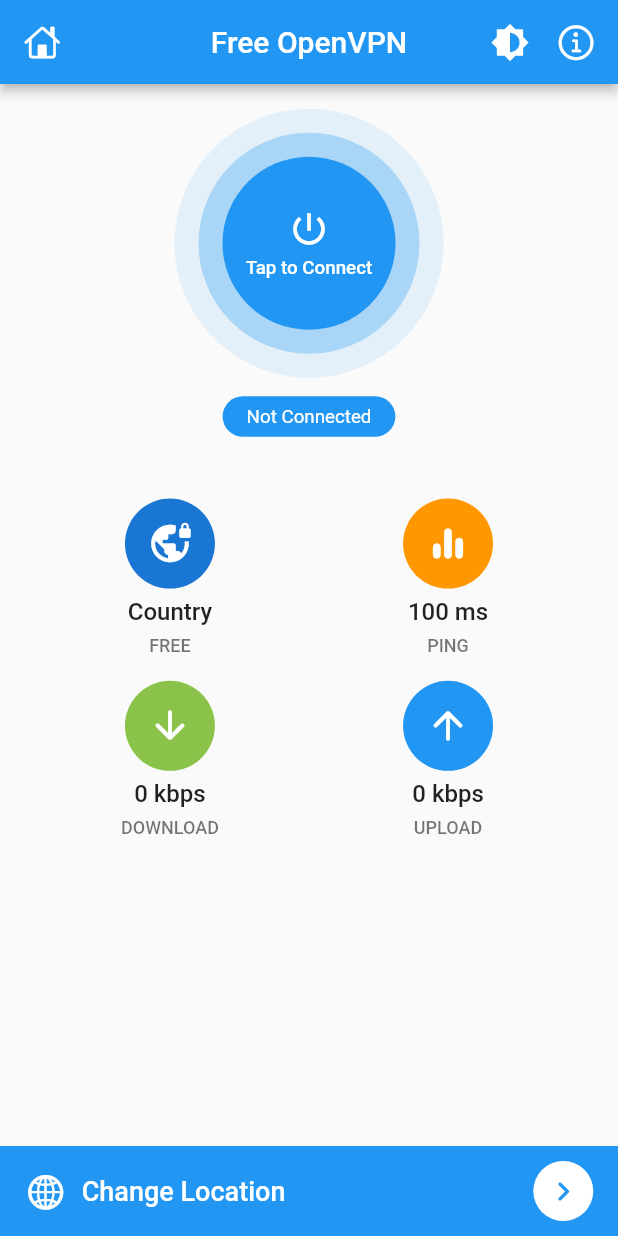
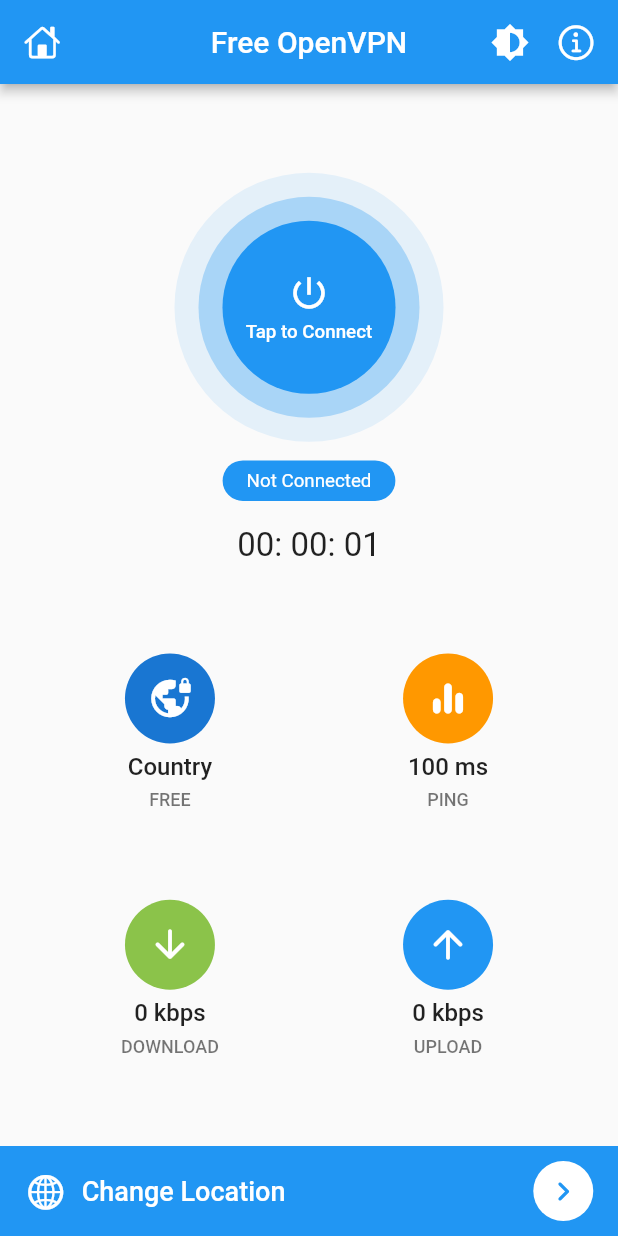
Before and after one commit to HarshAndroid/FreeVPN-App-Flutter, a Flutter app: the screen it shows after launch, after a tap on "Tap to Connect", on a phone screen of 412 x 824 dp. Run offline on Flutter 3.47's test engine with Material 2 defaults, Android fonts, the phone set to English and light mode, and no system bars; our stand-ins replace get; statements that could not run were skipped.

Commit message:
10. CountDown Timer.

```diff
--- a/lib/screens/home_screen.dart
+++ b/lib/screens/home_screen.dart
@@ -1,15 +1,14 @@
-import 'dart:developer';
-
 import 'package:flutter/cupertino.dart';
 import 'package:flutter/material.dart';
 import 'package:flutter/scheduler.dart';
 
 import 'package:flutter/services.dart' show rootBundle;
+import 'package:get/get.dart';
 
 import '../main.dart';
 import '../models/vpn_config.dart';
-import '../models/vpn_status.dart';
 import '../services/vpn_engine.dart';
+import '../widgets/count_down_timer.dart';
 import '../widgets/home_card.dart';
 
 class HomeScreen extends StatefulWidget {
@@ -21,6 +20,8 @@ class _HomeScreenState extends State<HomeScreen> {
   String _vpnState = VpnEngine.vpnDisconnected;
   List<VpnConfig> _listVpn = [];
   VpnConfig? _selectedVpn;
+
+  final RxBool _startTimer = false.obs;
 
   @override
   void initState() {
@@ -79,10 +80,7 @@ class _HomeScreenState extends State<HomeScreen> {
       bottomNavigationBar: _changeLocation(),
 
       //body
-      body: Column(mainAxisSize: MainAxisSize.min, children: [
-        //for adding some space
-        SizedBox(height: mq.height * .02, width: double.maxFinite),
-
+      body: Column(mainAxisAlignment: MainAxisAlignment.spaceEvenly, children: [
         //vpn button
         _vpnButton(),
 
@@ -110,8 +108,6 @@ class _HomeScreenState extends State<HomeScreen> {
                 )),
           ],
         ),
-
-        SizedBox(height: mq.height * .02),
 
         Row(
           mainAxisAlignment: MainAxisAlignment.center,
@@ -163,7 +159,9 @@ class _HomeScreenState extends State<HomeScreen> {
           Semantics(
             button: true,
             child: InkWell(
-              onTap: () {},
+              onTap: () {
+                _startTimer.value = !_startTimer.value;
+              },
               borderRadius: BorderRadius.circular(100),
               child: Container(
                 padding: EdgeInsets.all(16),
@@ -210,7 +208,7 @@ class _HomeScreenState extends State<HomeScreen> {
           //connection status label
           Container(
             margin:
-                EdgeInsets.only(top: mq.height * .015, bottom: mq.height * .05),
+                EdgeInsets.only(top: mq.height * .015, bottom: mq.height * .02),
             padding: EdgeInsets.symmetric(vertical: 6, horizontal: 16),
             decoration: BoxDecoration(
                 color: Colors.blue, borderRadius: BorderRadius.circular(15)),
@@ -218,7 +216,10 @@ class _HomeScreenState extends State<HomeScreen> {
               'Not Connected',
               style: TextStyle(fontSize: 12.5, color: Colors.white),
             ),
-          )
+          ),
+
+          //count down timer
+          Obx(() => CountDownTimer(startTimer: _startTimer.value)),
         ],
       );
 
--- /dev/null
+++ b/lib/widgets/count_down_timer.dart
@@ -0,0 +1,46 @@
+import 'dart:async';
+
+import 'package:flutter/material.dart';
+
+class CountDownTimer extends StatefulWidget {
+  final bool startTimer;
+
+  const CountDownTimer({super.key, required this.startTimer});
+
+  @override
+  State<CountDownTimer> createState() => _CountDownTimerState();
+}
+
+class _CountDownTimerState extends State<CountDownTimer> {
+  Duration _duration = Duration();
+  Timer? _timer;
+
+  _startTimer() {
+    _timer = Timer.periodic(Duration(seconds: 1), (timer) {
+      setState(() {
+        _duration = Duration(seconds: _duration.inSeconds + 1);
+      });
+    });
+  }
+
+  _stopTimer() {
+    setState(() {
+      _timer?.cancel();
+      _timer = null;
+      _duration = Duration();
+    });
+  }
+
+  @override
+  Widget build(BuildContext context) {
+    if (_timer == null || !widget.startTimer)
+      widget.startTimer ? _startTimer() : _stopTimer();
+
+    String twoDigit(int n) => n.toString().padLeft(2, '0');
+    final minutes = twoDigit(_duration.inMinutes.remainder(60));
+    final seconds = twoDigit(_duration.inSeconds.remainder(60));
+    final hours = twoDigit(_duration.inHours.remainder(60));
+
+    return Text('$hours: $minutes: $seconds', style: TextStyle(fontSize: 22));
+  }
+}
```
